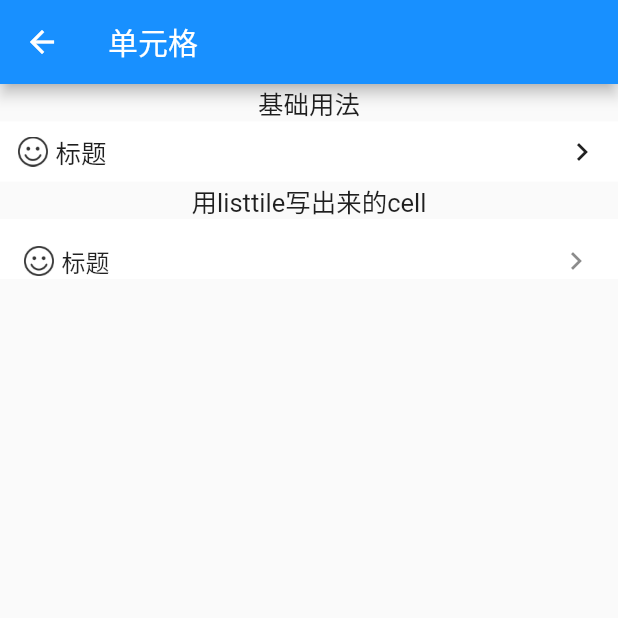
After one commit to yangchunboy/flutterComponents, a Flutter app: the screen it shows after launch, after a tap on "单元格Cell", on a phone screen of 412 x 824 dp, the top half of it. The commit adds this screen. Run offline on Flutter 3.47's test engine with Material 2 defaults, Android fonts, the phone set to English and light mode, and no system bars; our stand-ins replace dio, flutter_easyrefresh, flutter_screenutil, fluttertoast, shared_preferences.

Commit message:
将cell的基本样式写好了

```diff
--- /dev/null
+++ b/lib/components/Cell/MyCell.dart
@@ -0,0 +1,45 @@
+import 'package:app/utils/utils.dart';
+import 'package:flutter/material.dart';
+
+class MyCell extends StatelessWidget {
+
+  String title;
+
+  // MyCell({});
+
+
+  @override
+  Widget build(BuildContext context) {
+    return Container(
+      color: Colors.white,
+      padding: EdgeInsets.only(left: 12, right: 12),
+      height: 40,
+      child: Row(
+        mainAxisAlignment: MainAxisAlignment.spaceBetween,
+        crossAxisAlignment: CrossAxisAlignment.center,
+        children: <Widget>[
+          Container(
+            child: Row(
+              children: <Widget>[
+                Container(
+                  width: 20,
+                  height: 20,
+                  margin: EdgeInsets.only(right: 5),
+                  // child: Expanded(
+                    child: Image.asset(Utils.getImageUrl('smile'))
+                  // )
+                ),
+                Text('标题')
+              ],
+            ),
+          ),
+          Container(
+            child: Icon(
+              Icons.navigate_next
+            )
+          )
+        ],
+      ),
+    );
+  }
+}
--- /dev/null
+++ b/lib/components/Cell/OtherCell.dart
@@ -0,0 +1,32 @@
+import 'package:app/utils/utils.dart';
+import 'package:flutter/material.dart';
+
+
+
+class OtherCell extends StatelessWidget {
+  @override
+  Widget build(BuildContext context) {
+    return Container(
+      color: Colors.white,
+      height: 40,
+      child: ListTile(
+        title: Row(
+          children: <Widget>[
+            Container(
+              width: 20,
+              height: 20,
+              margin: EdgeInsets.only(right: 5),
+              // child: Expanded(
+                child: Image.asset(Utils.getImageUrl('smile'))
+              // )
+            ),
+            Text('标题')
+          ],
+        ),
+        trailing: Icon(
+          Icons.navigate_next
+        )
+      )
+    );
+  }
+}
--- /dev/null
+++ b/lib/pages/cell/CellPage.dart
@@ -0,0 +1,26 @@
+import 'package:flutter/material.dart';
+import 'package:app/components/Cell/MyCell.dart';
+import 'package:app/components/Cell/OtherCell.dart';
+
+class CellPage extends StatefulWidget {
+  _CellPage createState() => _CellPage();
+}
+
+class _CellPage extends State<CellPage> {
+
+  Widget build(BuildContext context) {
+    return Scaffold(
+      appBar: AppBar(
+        title: Text('单元格')
+      ),
+      body: Column(
+        children: [
+          Text('基础用法'),
+          MyCell(),
+          Text('用listtile写出来的cell'),
+          OtherCell()
+        ]
+      )
+    );
+  }
+}
--- a/lib/pages/home/HomePage.dart
+++ b/lib/pages/home/HomePage.dart
@@ -51,6 +51,12 @@ class _HomePageState extends State<HomePage>{
               Navigator.pushNamed(context, '/timer');
             },
             child: Text('倒计时'),
+          ),
+          GestureDetector(
+            onTap: () {
+              Navigator.pushNamed(context, '/cell');
+            },
+            child: Text('单元格Cell'),
           )
         ],
       )
--- a/lib/router/router.dart
+++ b/lib/router/router.dart
@@ -6,6 +6,7 @@ import 'package:app/pages/search/SearchPage.dart';
 import 'package:app/pages/delete/DeletePage.dart';
 import 'package:app/pages/refresh/RefreshPage.dart';
 import 'package:app/pages/timer/TimerPage.dart';
+import 'package:app/pages/cell/CellPage.dart';
 
 
 class Router {
@@ -16,7 +17,8 @@ class Router {
     '/login': (params) => LoginPage(),
     '/delete': (params) => DeletePage(),
     '/refresh': (params) => RefreshPage(),
-    '/timer': (params) => TimerPage()
+    '/timer': (params) => TimerPage(),
+    '/cell': (params) => CellPage()
   };
 
   static onGenerateRoute(RouteSettings settings) {
--- a/lib/utils/utils.dart
+++ b/lib/utils/utils.dart
@@ -48,4 +48,8 @@ class Utils {
   static void showConfirmDialog(BuildContext context,String content, Function confirmCallback) {
     showConfirmDialogFun(context, content, confirmCallback);
   }
+
+  static String getImageUrl(String name, { String type = 'png'}) {
+    return 'assets/images/$name.$type';
+  }
 }
```
